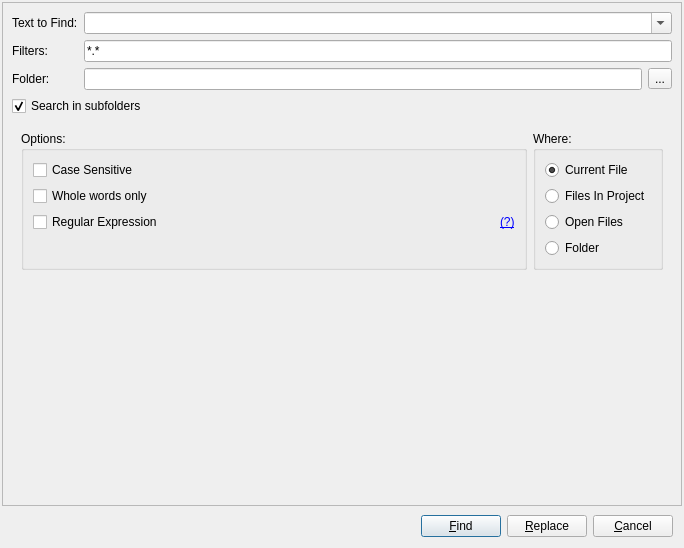
First picture: the form in RedPandaIDE/widgets/searchinfiledialog.ui, repository royqh1979/RedPanda-CPP, before the edit.
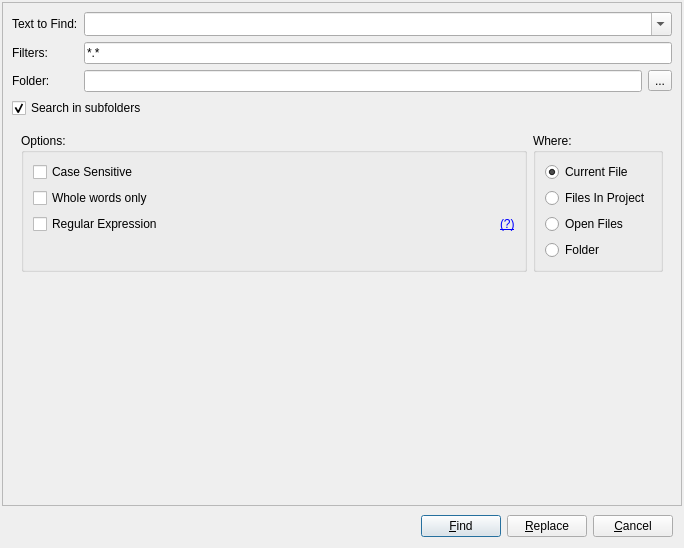
Second picture: the form after the edit.

Commit message: fix: Selecting too long causes the dialog too wide for the screen to display or use. Change SizeAdjustPolicy from AdjustToContentsOnFirstShow to AdjustToMinimumContentsLengthWithIcon

What changed in the file:
```diff
--- a/RedPandaIDE/widgets/searchinfiledialog.ui
+++ b/RedPandaIDE/widgets/searchinfiledialog.ui
@@ -107,6 +107,9 @@
            <property name="insertPolicy">
             <enum>QComboBox::InsertAtTop</enum>
            </property>
+           <property name="sizeAdjustPolicy">
+            <enum>QComboBox::SizeAdjustPolicy::AdjustToMinimumContentsLengthWithIcon</enum>
+           </property>
           </widget>
          </item>
          <item row="2" column="1">
```
The commit also changes 1 other file.
